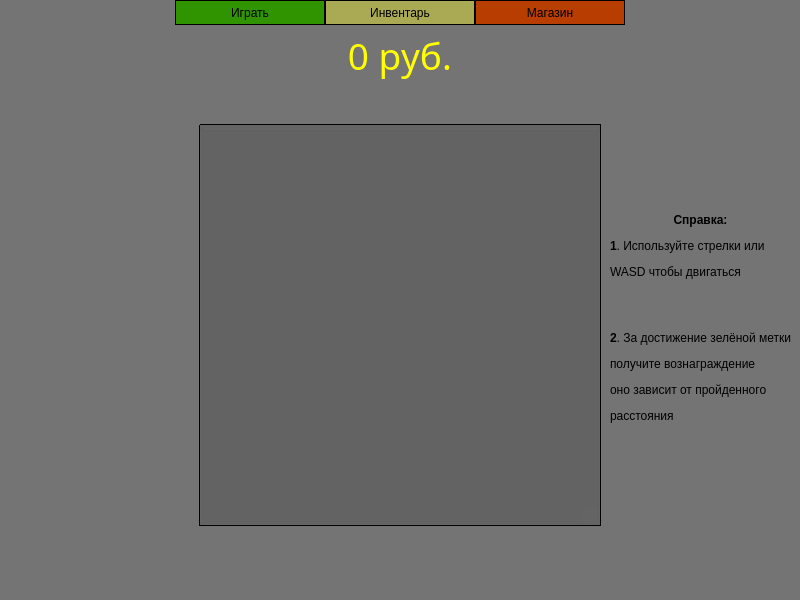
This is src/MazeWindow.ui in Leksusmart/Maze_Case as Qt 5 draws it before an edit. The edited form follows.
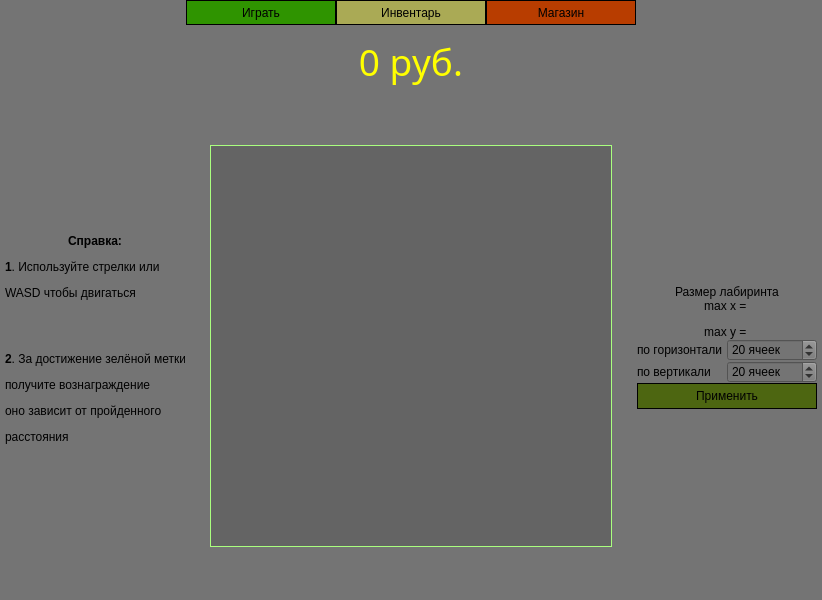
This is the edited form. Icons and pictures are not drawn.

Commit message: Added Castomizeble to Maze Added update function Added error secure Fixed way how to found cell "x", "y" and "id" Fixed createWalls function Fixed createWayMarker function Fixed Rank System Fixed Inventory view Hint was moved to left Maze castomization added to right Function "look()" are renamed to "kill()" Updated win way condition Some Functions was reorganized Other small fixes

```diff
--- a/src/MazeWindow.ui
+++ b/src/MazeWindow.ui
@@ -6,12 +6,12 @@
    <rect>
     <x>0</x>
     <y>0</y>
-    <width>800</width>
+    <width>822</width>
     <height>600</height>
    </rect>
   </property>
   <property name="sizePolicy">
-   <sizepolicy hsizetype="Fixed" vsizetype="Fixed">
+   <sizepolicy hsizetype="Maximum" vsizetype="Maximum">
     <horstretch>0</horstretch>
     <verstretch>0</verstretch>
    </sizepolicy>
@@ -24,8 +24,8 @@
   </property>
   <property name="maximumSize">
    <size>
-    <width>800</width>
-    <height>600</height>
+    <width>16777215</width>
+    <height>16777215</height>
    </size>
   </property>
   <property name="focusPolicy">
@@ -41,14 +41,319 @@
    <string notr="true">background-color: rgb(116, 116, 116);</string>
   </property>
   <widget class="QWidget" name="centralwidget">
+   <property name="sizePolicy">
+    <sizepolicy hsizetype="Expanding" vsizetype="Expanding">
+     <horstretch>0</horstretch>
+     <verstretch>0</verstretch>
+    </sizepolicy>
+   </property>
+   <layout class="QVBoxLayout" name="verticalLayout_2">
+    <property name="spacing">
+     <number>0</number>
+    </property>
+    <property name="leftMargin">
+     <number>5</number>
+    </property>
+    <property name="topMargin">
+     <number>0</number>
+    </property>
+    <property name="rightMargin">
+     <number>5</number>
+    </property>
+    <property name="bottomMargin">
+     <number>5</number>
+    </property>
+    <item>
+     <layout class="QHBoxLayout" name="horizontalLayout_8">
+      <property name="spacing">
+       <number>0</number>
+      </property>
+      <item>
+       <spacer name="horizontalSpacer_9">
+        <property name="orientation">
+         <enum>Qt::Orientation::Horizontal</enum>
+        </property>
+        <property name="sizeHint" stdset="0">
+         <size>
+          <width>40</width>
+          <height>20</height>
+         </size>
+        </property>
+       </spacer>
+      </item>
+      <item>
+       <widget class="QPushButton" name="pushButton_Play">
+        <property name="minimumSize">
+         <size>
+          <width>150</width>
+          <height>25</height>
+         </size>
+        </property>
+        <property name="maximumSize">
+         <size>
+          <width>150</width>
+          <height>25</height>
+         </size>
+        </property>
+        <property name="cursor">
+         <cursorShape>PointingHandCursor</cursorShape>
+        </property>
+        <property name="focusPolicy">
+         <enum>Qt::FocusPolicy::StrongFocus</enum>
+        </property>
+        <property name="styleSheet">
+         <string notr="true">QPushButton {
+	color: rgb(0, 0, 0);
+    background-color: rgb(47, 148, 0);
+    border: 1px solid black;
+}
+
+QPushButton::pressed {
+    background-color: rgb(42, 126, 0);
+    border: 1px solid darkgray;
+    padding: 2px;
+}</string>
+        </property>
+        <property name="text">
+         <string>Играть</string>
+        </property>
+       </widget>
+      </item>
+      <item>
+       <widget class="QPushButton" name="pushButton_Inventory">
+        <property name="minimumSize">
+         <size>
+          <width>150</width>
+          <height>25</height>
+         </size>
+        </property>
+        <property name="maximumSize">
+         <size>
+          <width>150</width>
+          <height>25</height>
+         </size>
+        </property>
+        <property name="cursor">
+         <cursorShape>PointingHandCursor</cursorShape>
+        </property>
+        <property name="focusPolicy">
+         <enum>Qt::FocusPolicy::StrongFocus</enum>
+        </property>
+        <property name="styleSheet">
+         <string notr="true">QPushButton {
+	color: rgb(0, 0, 0);
+    background-color: rgb(170, 170, 85);
+    border: 1px solid black;
+}
+
+QPushButton::pressed {
+    background-color: rgb(140, 140, 70);
+    border: 1px solid darkgray;
+    padding: 2px;
+}</string>
+        </property>
+        <property name="text">
+         <string>Инвентарь</string>
+        </property>
+       </widget>
+      </item>
+      <item>
+       <widget class="QPushButton" name="pushButton_Store">
+        <property name="minimumSize">
+         <size>
+          <width>150</width>
+          <height>25</height>
+         </size>
+        </property>
+        <property name="maximumSize">
+         <size>
+          <width>150</width>
+          <height>25</height>
+         </size>
+        </property>
+        <property name="cursor">
+         <cursorShape>PointingHandCursor</cursorShape>
+        </property>
+        <property name="focusPolicy">
+         <enum>Qt::FocusPolicy::StrongFocus</enum>
+        </property>
+        <property name="styleSheet">
+         <string notr="true">QPushButton {
+	color: rgb(0, 0, 0);
+    background-color: rgb(184, 61, 0);
+    border: 1px solid black;
+}
+
+QPushButton::pressed {
+    background-color: rgb(156, 49, 0);
+    border: 1px solid darkgray;
+    padding: 2px;
+}</string>
+        </property>
+        <property name="text">
+         <string>Магазин</string>
+        </property>
+       </widget>
+      </item>
+      <item>
+       <spacer name="horizontalSpacer_8">
+        <property name="orientation">
+         <enum>Qt::Orientation::Horizontal</enum>
+        </property>
+        <property name="sizeHint" stdset="0">
+         <size>
+          <width>40</width>
+          <height>20</height>
+         </size>
+        </property>
+       </spacer>
+      </item>
+     </layout>
+    </item>
+    <item>
+     <layout class="QHBoxLayout" name="horizontalLayout_7">
+      <item>
+       <spacer name="horizontalSpacer_10">
+        <property name="orientation">
+         <enum>Qt::Orientation::Horizontal</enum>
+        </property>
+        <property name="sizeHint" stdset="0">
+         <size>
+          <width>40</width>
+          <height>20</height>
+         </size>
+        </property>
+       </spacer>
+      </item>
+      <item>
+       <spacer name="horizontalSpacer_7">
+        <property name="orientation">
+         <enum>Qt::Orientation::Horizontal</enum>
+        </property>
+        <property name="sizeType">
+         <enum>QSizePolicy::Policy::MinimumExpanding</enum>
+        </property>
+        <property name="sizeHint" stdset="0">
+         <size>
+          <width>183</width>
+          <height>73</height>
+         </size>
+        </property>
+       </spacer>
+      </item>
+      <item>
+       <spacer name="horizontalSpacer_13">
+        <property name="orientation">
+         <enum>Qt::Orientation::Horizontal</enum>
+        </property>
+        <property name="sizeHint" stdset="0">
+         <size>
+          <width>40</width>
+          <height>20</height>
+         </size>
+        </property>
+       </spacer>
+      </item>
+      <item>
+       <widget class="QLabel" name="label_Balance">
+        <property name="sizePolicy">
+         <sizepolicy hsizetype="Fixed" vsizetype="Fixed">
+          <horstretch>0</horstretch>
+          <verstretch>0</verstretch>
+         </sizepolicy>
+        </property>
+        <property name="minimumSize">
+         <size>
+          <width>400</width>
+          <height>73</height>
+         </size>
+        </property>
+        <property name="maximumSize">
+         <size>
+          <width>400</width>
+          <height>73</height>
+         </size>
+        </property>
+        <property name="font">
+         <font>
+          <family>Ink Free</family>
+          <pointsize>28</pointsize>
+         </font>
+        </property>
+        <property name="focusPolicy">
+         <enum>Qt::FocusPolicy::StrongFocus</enum>
+        </property>
+        <property name="styleSheet">
+         <string notr="true">color: rgb(255, 255, 0);</string>
+        </property>
+        <property name="text">
+         <string>0 руб.</string>
+        </property>
+        <property name="alignment">
+         <set>Qt::AlignmentFlag::AlignCenter</set>
+        </property>
+       </widget>
+      </item>
+      <item>
+       <spacer name="horizontalSpacer_12">
+        <property name="orientation">
+         <enum>Qt::Orientation::Horizontal</enum>
+        </property>
+        <property name="sizeHint" stdset="0">
+         <size>
+          <width>40</width>
+          <height>20</height>
+         </size>
+        </property>
+       </spacer>
+      </item>
+      <item>
+       <widget class="QLabel" name="label_Rank">
+        <property name="sizePolicy">
+         <sizepolicy hsizetype="Fixed" vsizetype="Fixed">
+          <horstretch>0</horstretch>
+          <verstretch>0</verstretch>
+         </sizepolicy>
+        </property>
+        <property name="minimumSize">
+         <size>
+          <width>183</width>
+          <height>73</height>
+         </size>
+        </property>
+        <property name="maximumSize">
+         <size>
+          <width>183</width>
+          <height>73</height>
+         </size>
+        </property>
+        <property name="focusPolicy">
+         <enum>Qt::FocusPolicy::StrongFocus</enum>
+        </property>
+       </widget>
+      </item>
+      <item>
+       <spacer name="horizontalSpacer_11">
+        <property name="orientation">
+         <enum>Qt::Orientation::Horizontal</enum>
+        </property>
+        <property name="sizeHint" stdset="0">
+         <size>
+          <width>40</width>
+          <height>20</height>
+         </size>
+        </property>
+       </spacer>
+      </item>
+     </layout>
+    </item>
+    <item>
    <widget class="QStackedWidget" name="stackedWidget">
-    <property name="geometry">
-     <rect>
-      <x>0</x>
-      <y>100</y>
-      <width>800</width>
-      <height>450</height>
-     </rect>
+      <property name="sizePolicy">
+       <sizepolicy hsizetype="Expanding" vsizetype="Expanding">
+        <horstretch>0</horstretch>
+        <verstretch>0</verstretch>
+       </sizepolicy>
     </property>
     <property name="focusPolicy">
      <enum>Qt::FocusPolicy::StrongFocus</enum>
@@ -57,21 +362,42 @@
      <number>0</number>
     </property>
     <widget class="QWidget" name="page_Maze">
-     <widget class="QLabel" name="label_Finish">
-      <property name="geometry">
-       <rect>
-        <x>201</x>
-        <y>26</y>
-        <width>18</width>
-        <height>18</height>
-       </rect>
-      </property>
+       <layout class="QHBoxLayout" name="horizontalLayout_9">
+        <property name="spacing">
+         <number>0</number>
+        </property>
+        <property name="leftMargin">
+         <number>0</number>
+        </property>
+        <property name="topMargin">
+         <number>0</number>
+        </property>
+        <property name="rightMargin">
+         <number>0</number>
+        </property>
+        <property name="bottomMargin">
+         <number>0</number>
+        </property>
+        <item>
+         <widget class="QLabel" name="labelStatic_Hint">
       <property name="sizePolicy">
-       <sizepolicy hsizetype="Fixed" vsizetype="Fixed">
+           <sizepolicy hsizetype="Maximum" vsizetype="Maximum">
         <horstretch>0</horstretch>
         <verstretch>0</verstretch>
        </sizepolicy>
       </property>
+          <property name="minimumSize">
+           <size>
+            <width>180</width>
+            <height>0</height>
+           </size>
+          </property>
+          <property name="maximumSize">
+           <size>
+            <width>180</width>
+            <height>16777215</height>
+           </size>
+          </property>
       <property name="focusPolicy">
        <enum>Qt::FocusPolicy::ClickFocus</enum>
       </property>
@@ -81,94 +407,56 @@
       <property name="styleSheet">
        <string notr="true">background-color: transparent;</string>
       </property>
-     </widget>
-     <widget class="QLabel" name="labelStatic_Wall_Up">
-      <property name="geometry">
-       <rect>
-        <x>200</x>
-        <y>24</y>
-        <width>401</width>
-        <height>2</height>
-       </rect>
-      </property>
-      <property name="sizePolicy">
-       <sizepolicy hsizetype="Fixed" vsizetype="Fixed">
-        <horstretch>0</horstretch>
-        <verstretch>0</verstretch>
-       </sizepolicy>
-      </property>
-      <property name="styleSheet">
-       <string notr="true">background-color: rgb(0, 0, 0);</string>
-      </property>
-     </widget>
-     <widget class="QLabel" name="labelStatic_Wall_Left">
-      <property name="geometry">
-       <rect>
-        <x>199</x>
-        <y>25</y>
-        <width>2</width>
-        <height>401</height>
-       </rect>
-      </property>
-      <property name="sizePolicy">
-       <sizepolicy hsizetype="Fixed" vsizetype="Fixed">
-        <horstretch>0</horstretch>
-        <verstretch>0</verstretch>
-       </sizepolicy>
-      </property>
-      <property name="styleSheet">
-       <string notr="true">background-color: rgb(0, 0, 0);</string>
-      </property>
-     </widget>
-     <widget class="QLabel" name="labelStatic_Wall_Right">
-      <property name="geometry">
-       <rect>
-        <x>599</x>
-        <y>25</y>
-        <width>2</width>
-        <height>401</height>
-       </rect>
-      </property>
+          <property name="text">
+           <string>&lt;html&gt;&lt;head/&gt;&lt;body&gt;&lt;p align=&quot;center&quot;&gt;&lt;span style=&quot; font-weight:700;&quot;&gt;Справка:&lt;/span&gt;&lt;/p&gt;&lt;p&gt;&lt;span style=&quot; font-weight:700;&quot;&gt;1&lt;/span&gt;. Используйте стрелки  или&lt;/p&gt;&lt;p&gt;WASD чтобы двигаться&lt;/p&gt;&lt;p&gt;&lt;br/&gt;&lt;/p&gt;&lt;p&gt;&lt;span style=&quot; font-weight:700;&quot;&gt;2&lt;/span&gt;. За достижение зелёной метки&lt;/p&gt;&lt;p&gt;получите вознаграждение&lt;/p&gt;&lt;p&gt;оно зависит от пройденного&lt;/p&gt;&lt;p&gt;расстояния&lt;br/&gt;&lt;/p&gt;&lt;/body&gt;&lt;/html&gt;</string>
+          </property>
+         </widget>
+        </item>
+        <item>
+         <spacer name="horizontalSpacer_14">
+          <property name="orientation">
+           <enum>Qt::Orientation::Horizontal</enum>
+          </property>
+          <property name="sizeHint" stdset="0">
+           <size>
+            <width>40</width>
+            <height>20</height>
+           </size>
+          </property>
+         </spacer>
+        </item>
+        <item>
+         <widget class="QGroupBox" name="groupBox">
       <property name="sizePolicy">
-       <sizepolicy hsizetype="Fixed" vsizetype="Fixed">
+           <sizepolicy hsizetype="Maximum" vsizetype="Maximum">
         <horstretch>0</horstretch>
         <verstretch>0</verstretch>
        </sizepolicy>
       </property>
-      <property name="styleSheet">
-       <string notr="true">background-color: rgb(0, 0, 0);</string>
-      </property>
-     </widget>
-     <widget class="QLabel" name="labelStatic_Wall_Down">
-      <property name="geometry">
-       <rect>
-        <x>200</x>
-        <y>424</y>
-        <width>401</width>
-        <height>2</height>
-       </rect>
-      </property>
-      <property name="sizePolicy">
-       <sizepolicy hsizetype="Fixed" vsizetype="Fixed">
-        <horstretch>0</horstretch>
-        <verstretch>0</verstretch>
-       </sizepolicy>
-      </property>
+          <property name="minimumSize">
+           <size>
+            <width>402</width>
+            <height>402</height>
+           </size>
+          </property>
       <property name="styleSheet">
-       <string notr="true">background-color: rgb(0, 0, 0);</string>
-      </property>
-     </widget>
+           <string notr="true">border:none;
+background-color: rgb(170, 255, 127);</string>
+          </property>
+          <property name="alignment">
+           <set>Qt::AlignmentFlag::AlignCenter</set>
+          </property>
      <widget class="QGroupBox" name="GroupMaze">
       <property name="geometry">
        <rect>
-        <x>200</x>
-        <y>25</y>
+             <x>1</x>
+             <y>1</y>
         <width>400</width>
         <height>400</height>
        </rect>
       </property>
       <property name="sizePolicy">
-       <sizepolicy hsizetype="Fixed" vsizetype="Fixed">
+            <sizepolicy hsizetype="Expanding" vsizetype="Expanding">
         <horstretch>0</horstretch>
         <verstretch>0</verstretch>
        </sizepolicy>
@@ -211,29 +499,294 @@
        </property>
       </widget>
      </widget>
-     <widget class="QLabel" name="label">
+          <widget class="QLabel" name="labelStatic_Wall_Up">
       <property name="geometry">
        <rect>
-        <x>610</x>
-        <y>30</y>
-        <width>181</width>
-        <height>391</height>
-       </rect>
+             <x>0</x>
+             <y>0</y>
+             <width>0</width>
+             <height>0</height>
+            </rect>
+           </property>
+           <property name="sizePolicy">
+            <sizepolicy hsizetype="Fixed" vsizetype="Fixed">
+             <horstretch>0</horstretch>
+             <verstretch>0</verstretch>
+            </sizepolicy>
+           </property>
+           <property name="styleSheet">
+            <string notr="true">background-color: rgb(0, 0, 0);</string>
+           </property>
+          </widget>
+          <widget class="QLabel" name="labelStatic_Wall_Left">
+           <property name="geometry">
+            <rect>
+             <x>0</x>
+             <y>0</y>
+             <width>0</width>
+             <height>0</height>
+            </rect>
+           </property>
+           <property name="sizePolicy">
+            <sizepolicy hsizetype="Fixed" vsizetype="Fixed">
+             <horstretch>0</horstretch>
+             <verstretch>0</verstretch>
+            </sizepolicy>
+           </property>
+           <property name="styleSheet">
+            <string notr="true">background-color: rgb(0, 0, 0);</string>
+           </property>
+          </widget>
+          <widget class="QLabel" name="labelStatic_Wall_Right">
+           <property name="geometry">
+            <rect>
+             <x>0</x>
+             <y>0</y>
+             <width>0</width>
+             <height>0</height>
+            </rect>
+           </property>
+           <property name="sizePolicy">
+            <sizepolicy hsizetype="Fixed" vsizetype="Fixed">
+             <horstretch>0</horstretch>
+             <verstretch>0</verstretch>
+            </sizepolicy>
+           </property>
+           <property name="styleSheet">
+            <string notr="true">background-color: rgb(0, 0, 0);</string>
+           </property>
+          </widget>
+          <widget class="QLabel" name="labelStatic_Wall_Down">
+           <property name="geometry">
+            <rect>
+             <x>0</x>
+             <y>0</y>
+             <width>0</width>
+             <height>0</height>
+            </rect>
+           </property>
+           <property name="sizePolicy">
+            <sizepolicy hsizetype="Fixed" vsizetype="Fixed">
+             <horstretch>0</horstretch>
+             <verstretch>0</verstretch>
+            </sizepolicy>
+           </property>
+           <property name="styleSheet">
+            <string notr="true">background-color: rgb(0, 0, 0);</string>
+           </property>
+          </widget>
+          <widget class="QLabel" name="label_Finish">
+           <property name="geometry">
+            <rect>
+             <x>2</x>
+             <y>2</y>
+             <width>18</width>
+             <height>18</height>
+            </rect>
+           </property>
+           <property name="sizePolicy">
+            <sizepolicy hsizetype="Fixed" vsizetype="Fixed">
+             <horstretch>0</horstretch>
+             <verstretch>0</verstretch>
+            </sizepolicy>
       </property>
       <property name="focusPolicy">
-       <enum>Qt::FocusPolicy::StrongFocus</enum>
-      </property>
+            <enum>Qt::FocusPolicy::ClickFocus</enum>
+           </property>
+           <property name="contextMenuPolicy">
+            <enum>Qt::ContextMenuPolicy::NoContextMenu</enum>
+           </property>
+           <property name="styleSheet">
+            <string notr="true">background-color: transparent;</string>
+           </property>
+          </widget>
+         </widget>
+        </item>
+        <item>
+         <spacer name="horizontalSpacer_15">
+          <property name="orientation">
+           <enum>Qt::Orientation::Horizontal</enum>
+          </property>
+          <property name="sizeHint" stdset="0">
+           <size>
+            <width>40</width>
+            <height>20</height>
+           </size>
+          </property>
+         </spacer>
+        </item>
+        <item>
+         <layout class="QVBoxLayout" name="verticalLayout_3">
+          <item>
+           <spacer name="verticalSpacer">
+            <property name="orientation">
+             <enum>Qt::Orientation::Vertical</enum>
+            </property>
+            <property name="sizeType">
+             <enum>QSizePolicy::Policy::MinimumExpanding</enum>
+            </property>
+            <property name="sizeHint" stdset="0">
+             <size>
+              <width>20</width>
+              <height>40</height>
+             </size>
+            </property>
+           </spacer>
+          </item>
+          <item>
+           <widget class="QLabel" name="label_Size">
+            <property name="sizePolicy">
+             <sizepolicy hsizetype="Fixed" vsizetype="Fixed">
+              <horstretch>0</horstretch>
+              <verstretch>0</verstretch>
+             </sizepolicy>
+            </property>
+            <property name="minimumSize">
+             <size>
+              <width>180</width>
+              <height>0</height>
+             </size>
+            </property>
+            <property name="maximumSize">
+             <size>
+              <width>180</width>
+              <height>16777215</height>
+             </size>
+            </property>
       <property name="text">
-       <string>&lt;html&gt;&lt;head/&gt;&lt;body&gt;&lt;p align=&quot;center&quot;&gt;&lt;span style=&quot; font-weight:700;&quot;&gt;Справка:&lt;/span&gt;&lt;/p&gt;&lt;p&gt;&lt;span style=&quot; font-weight:700;&quot;&gt;1&lt;/span&gt;. Используйте стрелки  или&lt;/p&gt;&lt;p&gt;WASD чтобы двигаться&lt;/p&gt;&lt;p&gt;&lt;br/&gt;&lt;/p&gt;&lt;p&gt;&lt;span style=&quot; font-weight:700;&quot;&gt;2&lt;/span&gt;. За достижение зелёной метки&lt;/p&gt;&lt;p&gt;получите вознаграждение&lt;/p&gt;&lt;p&gt;оно зависит от пройденного&lt;/p&gt;&lt;p&gt;расстояния&lt;br/&gt;&lt;/p&gt;&lt;/body&gt;&lt;/html&gt;</string>
-      </property>
-     </widget>
-     <zorder>labelStatic_Wall_Up</zorder>
-     <zorder>labelStatic_Wall_Left</zorder>
-     <zorder>labelStatic_Wall_Right</zorder>
-     <zorder>labelStatic_Wall_Down</zorder>
-     <zorder>GroupMaze</zorder>
-     <zorder>label_Finish</zorder>
-     <zorder>label</zorder>
+             <string>&lt;html&gt;&lt;head/&gt;&lt;body&gt;&lt;p&gt;Размер лабиринта&lt;br/&gt;max x = &lt;/p&gt;&lt;p&gt;max y = &lt;/p&gt;&lt;/body&gt;&lt;/html&gt;</string>
+            </property>
+            <property name="alignment">
+             <set>Qt::AlignmentFlag::AlignCenter</set>
+            </property>
+           </widget>
+          </item>
+          <item>
+           <layout class="QHBoxLayout" name="horizontalLayout_10">
+            <item>
+             <widget class="QLabel" name="labelStatic_SizeH">
+              <property name="maximumSize">
+               <size>
+                <width>90</width>
+                <height>16777215</height>
+               </size>
+              </property>
+              <property name="text">
+               <string>по горизонтали</string>
+              </property>
+             </widget>
+            </item>
+            <item>
+             <widget class="QSpinBox" name="spinBox_SizeH">
+              <property name="maximumSize">
+               <size>
+                <width>90</width>
+                <height>16777215</height>
+               </size>
+              </property>
+              <property name="suffix">
+               <string> ячеек</string>
+              </property>
+              <property name="minimum">
+               <number>5</number>
+              </property>
+              <property name="value">
+               <number>20</number>
+              </property>
+             </widget>
+            </item>
+           </layout>
+          </item>
+          <item>
+           <layout class="QHBoxLayout" name="horizontalLayout_11">
+            <item>
+             <widget class="QLabel" name="labelStatic_SizeV">
+              <property name="sizePolicy">
+               <sizepolicy hsizetype="Fixed" vsizetype="Preferred">
+                <horstretch>0</horstretch>
+                <verstretch>0</verstretch>
+               </sizepolicy>
+              </property>
+              <property name="maximumSize">
+               <size>
+                <width>90</width>
+                <height>16777215</height>
+               </size>
+              </property>
+              <property name="text">
+               <string>по вертикали</string>
+              </property>
+             </widget>
+            </item>
+            <item>
+             <widget class="QSpinBox" name="spinBox_SizeV">
+              <property name="maximumSize">
+               <size>
+                <width>90</width>
+                <height>16777215</height>
+               </size>
+              </property>
+              <property name="suffix">
+               <string> ячеек</string>
+              </property>
+              <property name="minimum">
+               <number>5</number>
+              </property>
+              <property name="value">
+               <number>20</number>
+              </property>
+             </widget>
+            </item>
+           </layout>
+          </item>
+          <item>
+           <widget class="QPushButton" name="Button_Size">
+            <property name="sizePolicy">
+             <sizepolicy hsizetype="MinimumExpanding" vsizetype="Preferred">
+              <horstretch>0</horstretch>
+              <verstretch>0</verstretch>
+             </sizepolicy>
+            </property>
+            <property name="minimumSize">
+             <size>
+              <width>0</width>
+              <height>26</height>
+             </size>
+            </property>
+            <property name="maximumSize">
+             <size>
+              <width>180</width>
+              <height>16777215</height>
+             </size>
+            </property>
+            <property name="styleSheet">
+             <string notr="true">border: 1px solid black;
+background-color: rgb(77, 102, 17);</string>
+            </property>
+            <property name="text">
+             <string>Применить</string>
+            </property>
+           </widget>
+          </item>
+          <item>
+           <spacer name="verticalSpacer_2">
+            <property name="orientation">
+             <enum>Qt::Orientation::Vertical</enum>
+            </property>
+            <property name="sizeType">
+             <enum>QSizePolicy::Policy::MinimumExpanding</enum>
+            </property>
+            <property name="sizeHint" stdset="0">
+             <size>
+              <width>20</width>
+              <height>40</height>
+             </size>
+            </property>
+           </spacer>
+          </item>
+         </layout>
+        </item>
+       </layout>
     </widget>
     <widget class="QWidget" name="page_Inventory">
      <property name="styleSheet">
@@ -967,149 +1520,8 @@
      </widget>
     </widget>
    </widget>
-   <widget class="QLabel" name="label_Balance">
-    <property name="geometry">
-     <rect>
-      <x>200</x>
-      <y>30</y>
-      <width>400</width>
-      <height>50</height>
-     </rect>
-    </property>
-    <property name="font">
-     <font>
-      <family>Ink Free</family>
-      <pointsize>28</pointsize>
-     </font>
-    </property>
-    <property name="focusPolicy">
-     <enum>Qt::FocusPolicy::StrongFocus</enum>
-    </property>
-    <property name="styleSheet">
-     <string notr="true">color: rgb(255, 255, 0);</string>
-    </property>
-    <property name="text">
-     <string>0 руб.</string>
-    </property>
-    <property name="alignment">
-     <set>Qt::AlignmentFlag::AlignCenter</set>
-    </property>
-   </widget>
-   <widget class="QPushButton" name="pushButton_Play">
-    <property name="geometry">
-     <rect>
-      <x>175</x>
-      <y>0</y>
-      <width>150</width>
-      <height>25</height>
-     </rect>
-    </property>
-    <property name="cursor">
-     <cursorShape>PointingHandCursor</cursorShape>
-    </property>
-    <property name="focusPolicy">
-     <enum>Qt::FocusPolicy::StrongFocus</enum>
-    </property>
-    <property name="styleSheet">
-     <string notr="true">QPushButton {
-	color: rgb(0, 0, 0);
-    background-color: rgb(47, 148, 0);
-    border: 1px solid black;
-}
-
-QPushButton::pressed {
-    background-color: rgb(42, 126, 0);
-    border: 1px solid darkgray;
-    padding: 2px;
-}</string>
-    </property>
-    <property name="text">
-     <string>Играть</string>
-    </property>
-   </widget>
-   <widget class="QPushButton" name="pushButton_Inventory">
-    <property name="geometry">
-     <rect>
-      <x>325</x>
-      <y>0</y>
-      <width>150</width>
-      <height>25</height>
-     </rect>
-    </property>
-    <property name="cursor">
-     <cursorShape>PointingHandCursor</cursorShape>
-    </property>
-    <property name="focusPolicy">
-     <enum>Qt::FocusPolicy::StrongFocus</enum>
-    </property>
-    <property name="styleSheet">
-     <string notr="true">QPushButton {
-	color: rgb(0, 0, 0);
-    background-color: rgb(170, 170, 85);
-    border: 1px solid black;
-}
-
-QPushButton::pressed {
-    background-color: rgb(140, 140, 70);
-    border: 1px solid darkgray;
-    padding: 2px;
-}</string>
-    </property>
-    <property name="text">
-     <string>Инвентарь</string>
-    </property>
-   </widget>
-   <widget class="QPushButton" name="pushButton_Store">
-    <property name="geometry">
-     <rect>
-      <x>475</x>
-      <y>0</y>
-      <width>150</width>
-      <height>25</height>
-     </rect>
-    </property>
-    <property name="cursor">
-     <cursorShape>PointingHandCursor</cursorShape>
-    </property>
-    <property name="focusPolicy">
-     <enum>Qt::FocusPolicy::StrongFocus</enum>
-    </property>
-    <property name="styleSheet">
-     <string notr="true">QPushButton {
-	color: rgb(0, 0, 0);
-    background-color: rgb(184, 61, 0);
-    border: 1px solid black;
-}
-
-QPushButton::pressed {
-    background-color: rgb(156, 49, 0);
-    border: 1px solid darkgray;
-    padding: 2px;
-}</string>
-    </property>
-    <property name="text">
-     <string>Магазин</string>
-    </property>
-   </widget>
-   <widget class="QLabel" name="label_Rank">
-    <property name="geometry">
-     <rect>
-      <x>600</x>
-      <y>30</y>
-      <width>183</width>
-      <height>73</height>
-     </rect>
-    </property>
-    <property name="sizePolicy">
-     <sizepolicy hsizetype="Fixed" vsizetype="Fixed">
-      <horstretch>0</horstretch>
-      <verstretch>0</verstretch>
-     </sizepolicy>
-    </property>
-    <property name="focusPolicy">
-     <enum>Qt::FocusPolicy::StrongFocus</enum>
-    </property>
-   </widget>
+    </item>
+   </layout>
   </widget>
  </widget>
  <resources/>
```
Left out of the diff: 191 changed lines with no effect on the pictures. Lines whose indentation alone changed are shown as unchanged. The commit also changes 9 other files.
